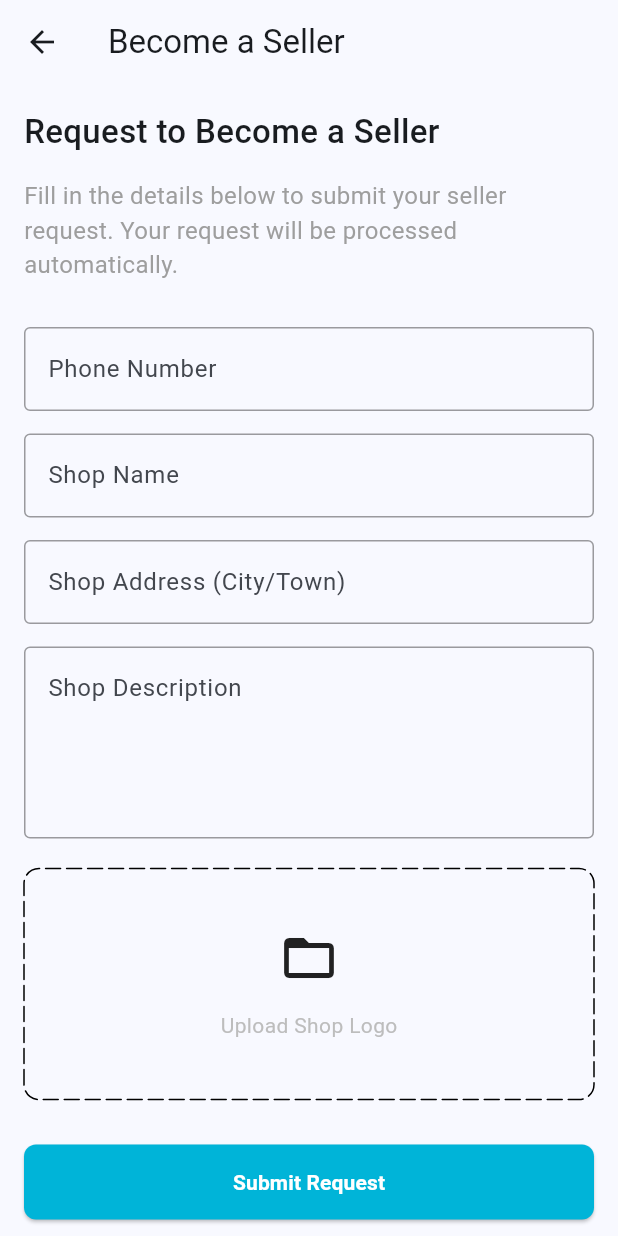
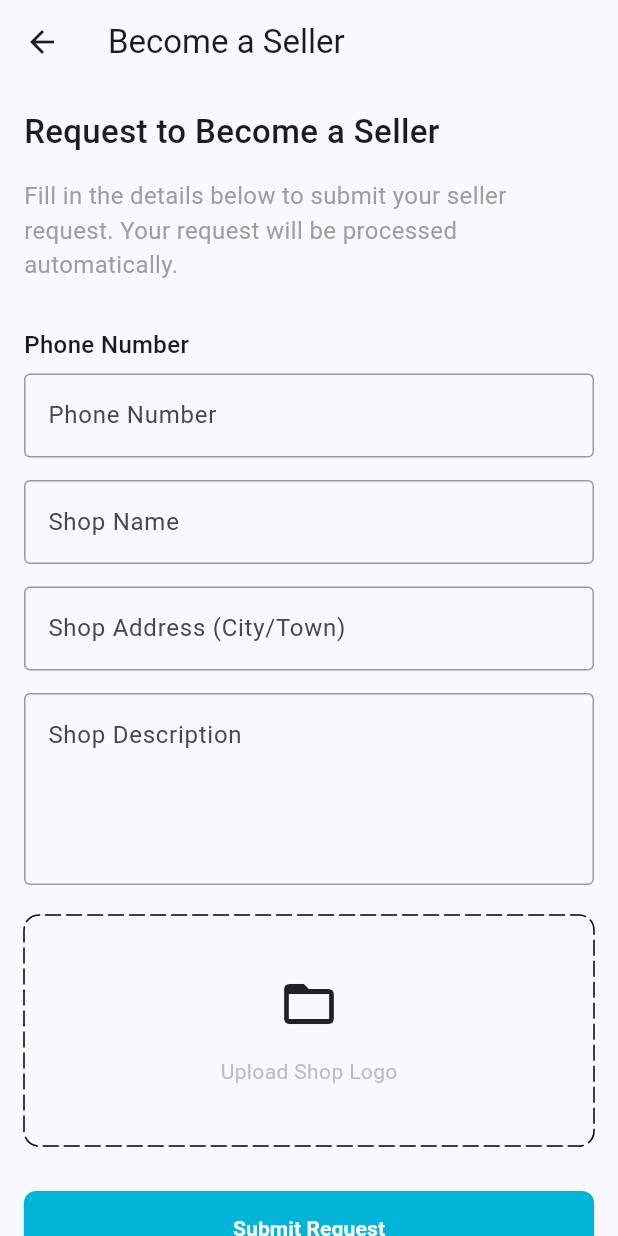
Before and after one commit to joshuandungu/gas_app, a Flutter app: the SellerRequestScreen screen opened by its route, on a phone screen of 412 x 824 dp. Run offline on Flutter 3.47's test engine with Material 3 defaults, Android fonts, the phone set to English and light mode, and no system bars; drawn by our look-alikes of dotted_border; our stand-ins replace badges, carousel_slider, connectivity_plus, dio, file_picker, fl_chart and 4 more; missing offline and left inert: cloudinary_public, pay; accounts and stored records are empty.

Commit message:
Ninth Commit

```diff
--- a/lib/features/seller/screens/seller_request_screen.dart
+++ b/lib/features/seller/screens/seller_request_screen.dart
@@ -127,6 +127,11 @@ class _SellerRequestScreenState extends State<SellerRequestScreen> {
                   ),
                 ),
                 const SizedBox(height: 30),
+                const Text(
+                  'Phone Number',
+                  style: TextStyle(fontSize: 16, fontWeight: FontWeight.w500),
+                ),
+                const SizedBox(height: 8),
                 CustomTextField(
                   textController: _phoneController,
                   hintText: 'Phone Number',
```
Also changed, not shown: lib/features/seller/services/seller_services.dart (+8 -2 lines), 5 other files.
